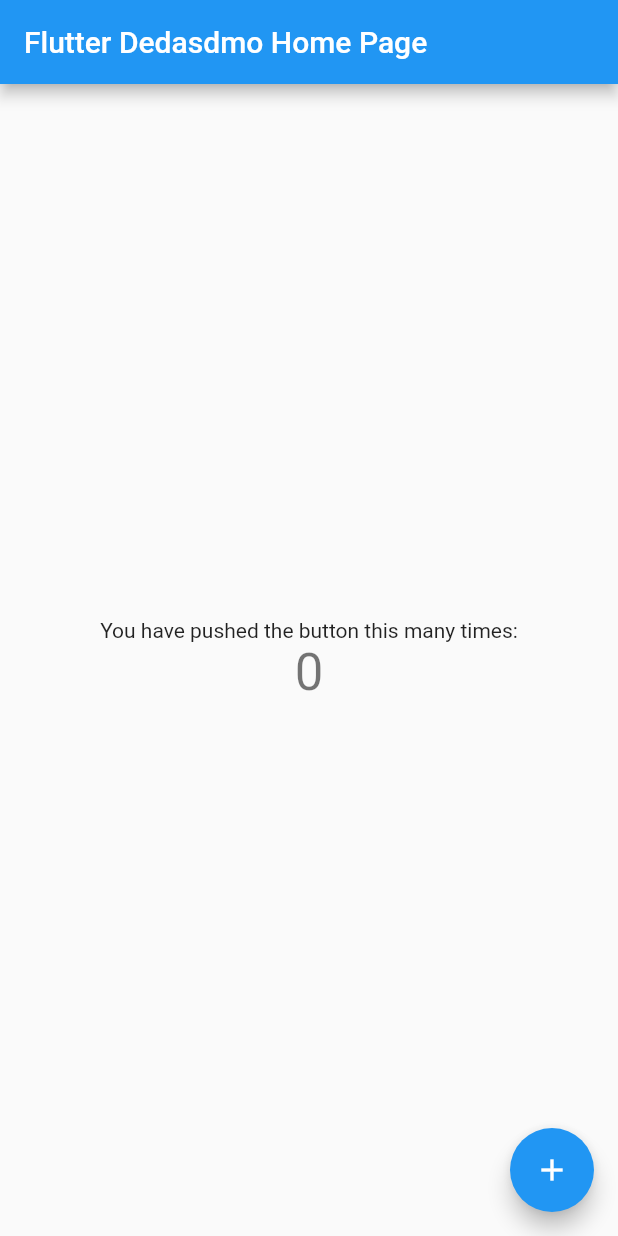
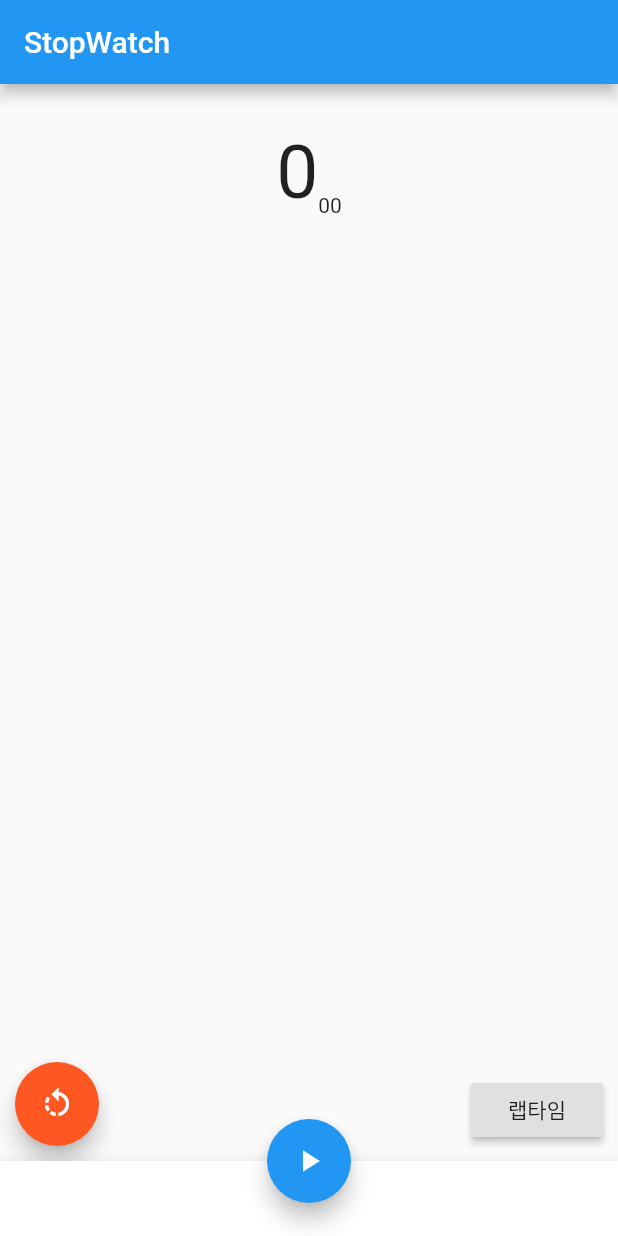
Before and after one commit to KoreanCow/guide-to-learning-flutter, a Flutter app: the screen it shows after launch, on a phone screen of 412 x 824 dp. Run offline on Flutter 3.47's test engine with Material 2 defaults, Android fonts, the phone set to English and light mode, and no system bars; our stand-ins replace carousel_slider.

Commit message:
2020-09-28

```diff
--- a/survivalCoding/stopwatch/lib/main.dart
+++ b/survivalCoding/stopwatch/lib/main.dart
@@ -1,117 +1,160 @@
+import 'dart:async';
+
 import 'package:flutter/material.dart';
 
-void main() {
-  runApp(MyApp());
-}
+void main() => runApp(MyApp());
 
 class MyApp extends StatelessWidget {
   // This widget is the root of your application.
   @override
   Widget build(BuildContext context) {
     return MaterialApp(
-      title: 'Flutter Demo',
+      title: 'StopWatch',
       theme: ThemeData(
-        // This is the theme of your application.
-        //
-        // Try running your application with "flutter run". You'll see the
-        // application has a blue toolbar. Then, without quitting the app, try
-        // changing the primarySwatch below to Colors.green and then invoke
-        // "hot reload" (press "r" in the console where you ran "flutter run",
-        // or simply save your changes to "hot reload" in a Flutter IDE).
-        // Notice that the counter didn't reset back to zero; the application
-        // is not restarted.
         primarySwatch: Colors.blue,
-        // This makes the visual density adapt to the platform that you run
-        // the app on. For desktop platforms, the controls will be smaller and
-        // closer together (more dense) than on mobile platforms.
-        visualDensity: VisualDensity.adaptivePlatformDensity,
       ),
-      home: MyHomePage(title: 'Flutter Dedasdmo Home Page'),
+      home: StopWatchPage(),
     );
   }
 }
 
-class MyHomePage extends StatefulWidget {
-  MyHomePage({Key key, this.title}) : super(key: key);
-
-  // This widget is the home page of your application. It is stateful, meaning
-  // that it has a State object (defined below) that contains fields that affect
-  // how it looks.
-
-  // This class is the configuration for the state. It holds the values (in this
-  // case the title) provided by the parent (in this case the App widget) and
-  // used by the build method of the State. Fields in a Widget subclass are
-  // always marked "final".
-
-  final String title;
+class StopWatchPage extends StatefulWidget {
+  StopWatchPage({Key key}) : super(key: key);
 
   @override
-  _MyHomePageState createState() => _MyHomePageState();
+  _StopWatchPageState createState() => _StopWatchPageState();
 }
 
-class _MyHomePageState extends State<MyHomePage> {
-  int _counter = 0;
+class _StopWatchPageState extends State<StopWatchPage> {
+  Timer _timer; // 타이머
 
-  void _incrementCounter() {
-    setState(() {
-      // This call to setState tells the Flutter framework that something has
-      // changed in this State, which causes it to rerun the build method below
-      // so that the display can reflect the updated values. If we changed
-      // _counter without calling setState(), then the build method would not be
-      // called again, and so nothing would appear to happen.
-      _counter++;
+  var _time = 0; // 0.01초 마다 1씩 증가시킬 변수
+  var _isRunning = false; // 현재 시작
+
+  List<String> _lapTimes = []; // 랩타임에 표시할 시간을 저장할 리스트
+
+  @override
+  void dispose() {
+    _timer?.cancel();
+    super.dispose();
+  }
+
+  Widget build(BuildContext context) {
+    return Scaffold(
+      appBar: AppBar(
+        title: Text('StopWatch'),
+      ),
+      body: _buildBody(),
+      bottomNavigationBar: BottomAppBar(
+        child: Container(
+          height: 50.0,
+        ),
+      ),
+      floatingActionButton: FloatingActionButton(
+        onPressed: () => setState(() {
+          _clickButton();
+        }),
+        child: _isRunning ? Icon(Icons.pause) : Icon(Icons.play_arrow),
+      ),
+      floatingActionButtonLocation: FloatingActionButtonLocation.centerDocked,
+    );
+  }
+
+  Widget _buildBody() {
+    var sec = _time ~/ 100;
+    var hundredth = '${_time % 100}'.padLeft(2, '0');
+
+    return Center(
+      child: Padding(
+        padding: const EdgeInsets.only(top: 30),
+        child: Stack(
+          children: <Widget>[
+            Column(
+              children: <Widget>[
+                Row(
+                  mainAxisAlignment: MainAxisAlignment.center,
+                  crossAxisAlignment: CrossAxisAlignment.end,
+                  children: <Widget>[
+                    Text(
+                      '$sec',
+                      style: TextStyle(fontSize: 50.0),
+                    ),
+                    Text('$hundredth'),
+                  ],
+                ),
+                Container(
+                  width: 100,
+                  height: 200,
+                  child: ListView(
+                    children: _lapTimes.map((time) => Text(time)).toList(),
+                  ),
+                )
+              ],
+            ),
+            Positioned(
+              left: 10,
+              bottom: 10,
+              child: FloatingActionButton(
+                backgroundColor: Colors.deepOrange,
+                onPressed: _reset,
+                child: Icon(Icons.rotate_left),
+              ),
+            ),
+            Positioned(
+              right: 10,
+              bottom: 10,
+              child: RaisedButton(
+                onPressed: () {
+                  setState(() {
+                    _recordLapTime('$sec.$hundredth');
+                  });
+                },
+                child: Text('랩타임'),
+              ),
+            )
+          ],
+        ),
+      ),
+    );
+  }
+
+  // 시작 또는 멈춤 버튼 클릭
+  void _clickButton() {
+    _isRunning = !_isRunning;
+
+    if (_isRunning) {
+      _start();
+    } else {
+      _pause();
+    }
+  }
+
+  // 백분의 1초에 한 번씩 time 변수를 1 증가
+  void _start() {
+    _timer = Timer.periodic(Duration(milliseconds: 10), (timer) {
+      setState(() {
+        _time++;
+      });
     });
   }
 
-  @override
-  Widget build(BuildContext context) {
-    // This method is rerun every time setState is called, for instance as done
-    // by the _incrementCounter method above.
-    //
-    // The Flutter framework has been optimized to make rerunning build methods
-    // fast, so that you can just rebuild anything that needs updating rather
-    // than having to individually change instances of widgets.
-    return Scaffold(
-      appBar: AppBar(
-        // Here we take the value from the MyHomePage object that was created by
-        // the App.build method, and use it to set our appbar title.
-        title: Text(widget.title),
-      ),
-      body: Center(
-        // Center is a layout widget. It takes a single child and positions it
-        // in the middle of the parent.
-        child: Column(
-          // Column is also a layout widget. It takes a list of children and
-          // arranges them vertically. By default, it sizes itself to fit its
-          // children horizontally, and tries to be as tall as its parent.
-          //
-          // Invoke "debug painting" (press "p" in the console, choose the
-          // "Toggle Debug Paint" action from the Flutter Inspector in Android
-          // Studio, or the "Toggle Debug Paint" command in Visual Studio Code)
-          // to see the wireframe for each widget.
-          //
-          // Column has various properties to control how it sizes itself and
-          // how it positions its children. Here we use mainAxisAlignment to
-          // center the children vertically; the main axis here is the vertical
-          // axis because Columns are vertical (the cross axis would be
-          // horizontal).
-          mainAxisAlignment: MainAxisAlignment.center,
-          children: <Widget>[
-            Text(
-              'You have pushed the button this many times:',
-            ),
-            Text(
-              '$_counter',
-              style: Theme.of(context).textTheme.headline4,
-            ),
-          ],
-        ),
-      ),
-      floatingActionButton: FloatingActionButton(
-        onPressed: _incrementCounter,
-        tooltip: 'Increment',
-        child: Icon(Icons.add),
-      ), // This trailing comma makes auto-formatting nicer for build methods.
-    );
+  // 타이머 취소
+  void _pause() {
+    _timer?.cancel();
+  }
+
+  // 초기화
+  void _reset() {
+    setState(() {
+      _isRunning = false;
+      _timer?.cancel();
+      _lapTimes.clear();
+      _time = 0;
+    });
+  }
+
+  // 랩타임 기록
+  void _recordLapTime(String time) {
+    _lapTimes.insert(0, '${_lapTimes.length + 1}등 $time');
   }
 }
```
Also changed, not shown: 1 other file.
